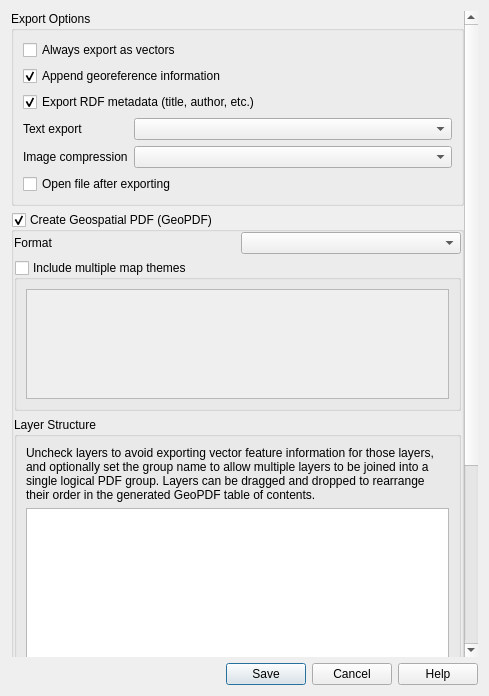
First picture: the form in src/ui/layout/qgspdfexportoptions.ui, repository qgis/QGIS, before the edit.
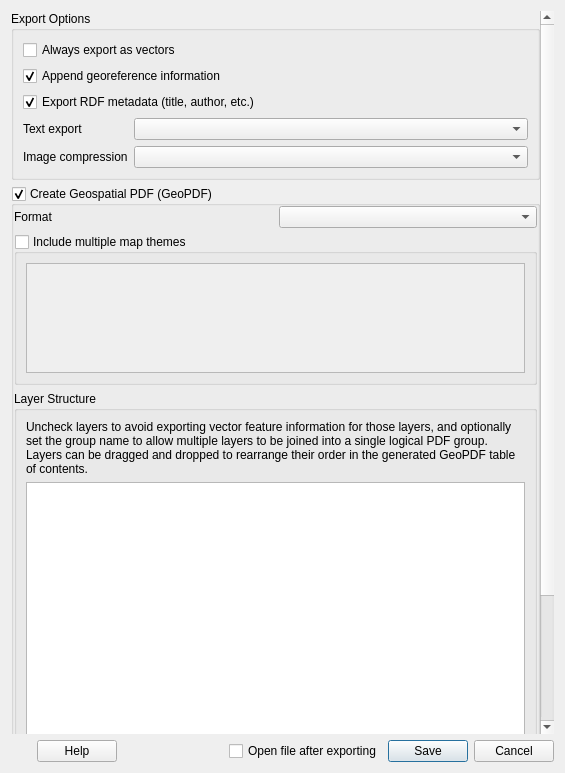
Second picture: the form after the edit. Custom widgets are drawn as their Qt base class.

Diff of the .ui file:
```diff
--- a/src/ui/layout/qgspdfexportoptions.ui
+++ b/src/ui/layout/qgspdfexportoptions.ui
@@ -6,8 +6,8 @@
    <rect>
     <x>0</x>
     <y>0</y>
-    <width>489</width>
-    <height>696</height>
+    <width>565</width>
+    <height>773</height>
    </rect>
   </property>
   <property name="windowTitle">
@@ -27,8 +27,8 @@
        <rect>
         <x>0</x>
         <y>0</y>
-        <width>457</width>
-        <height>973</height>
+        <width>533</width>
+        <height>944</height>
        </rect>
       </property>
       <layout class="QVBoxLayout" name="verticalLayout_6">
@@ -100,13 +100,6 @@
             </property>
            </widget>
           </item>
-          <item row="6" column="0" colspan="2">
-           <widget class="QCheckBox" name="mOpenAfterExportingCheckBox">
-            <property name="text">
-             <string>Open file after exporting</string>
-            </property>
-           </widget>
-          </item>
          </layout>
         </widget>
        </item>
@@ -299,14 +292,48 @@
     </widget>
    </item>
    <item>
+    <layout class="QHBoxLayout" name="horizontalLayout">
+     <item>
+      <widget class="QDialogButtonBox" name="mHelpButtonBox">
+       <property name="orientation">
+        <enum>Qt::Horizontal</enum>
+       </property>
+       <property name="standardButtons">
+        <set>QDialogButtonBox::Help</set>
+       </property>
+      </widget>
+     </item>
+     <item>
+      <spacer name="horizontalSpacer_2">
+       <property name="orientation">
+        <enum>Qt::Horizontal</enum>
+       </property>
+       <property name="sizeHint" stdset="0">
+        <size>
+         <width>40</width>
+         <height>20</height>
+        </size>
+       </property>
+      </spacer>
+     </item>
+     <item>
+      <widget class="QCheckBox" name="mOpenAfterExportingCheckBox">
+       <property name="text">
+        <string>Open file after exporting</string>
+       </property>
+      </widget>
+     </item>
+     <item>
     <widget class="QDialogButtonBox" name="buttonBox">
      <property name="orientation">
       <enum>Qt::Horizontal</enum>
      </property>
      <property name="standardButtons">
-      <set>QDialogButtonBox::Cancel|QDialogButtonBox::Help|QDialogButtonBox::Save</set>
-     </property>
-    </widget>
+        <set>QDialogButtonBox::Cancel|QDialogButtonBox::Save</set>
+       </property>
+      </widget>
+     </item>
+    </layout>
    </item>
   </layout>
  </widget>
```
Left out of the diff: 1 changed line with no effect on the pictures. Lines whose indentation alone changed are shown as unchanged.
